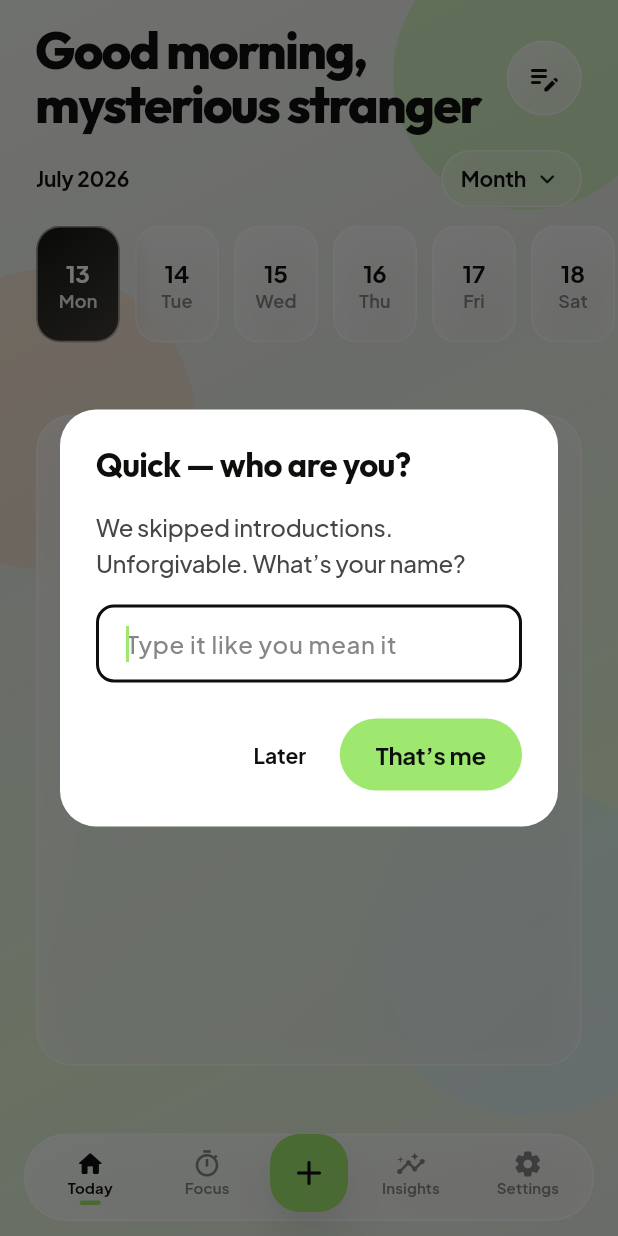
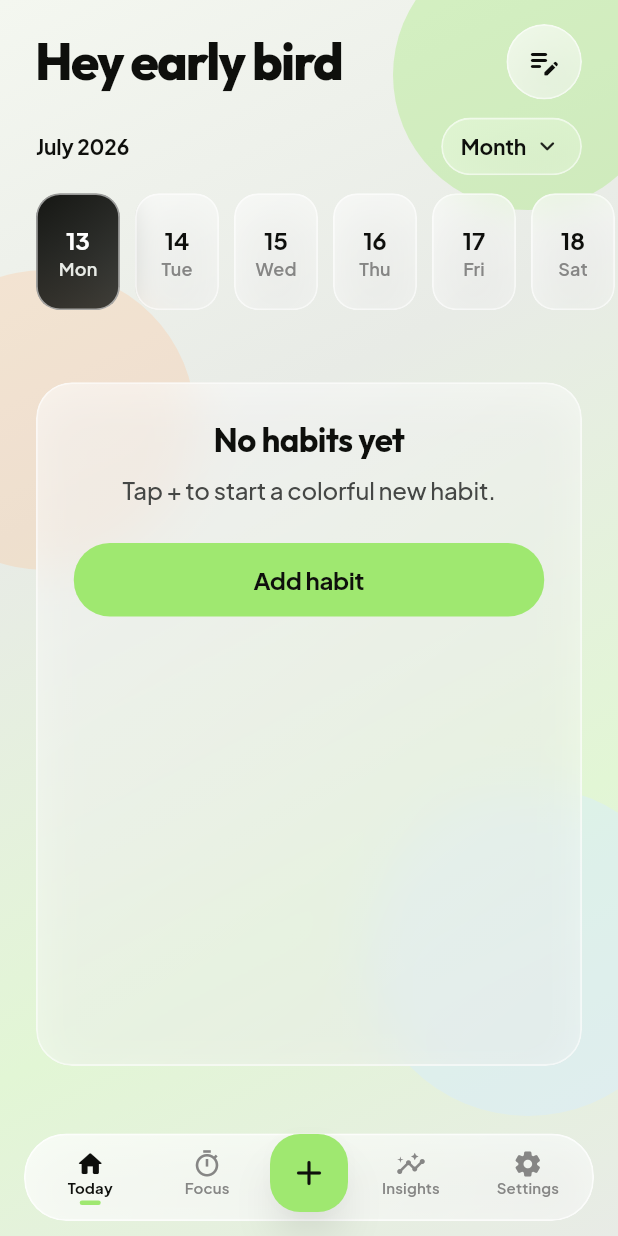
Before and after one commit to Anu-Code07/habbit-tracker, a Flutter app: the TodayPage screen opened by its route, after a tap on the "edit note" icon, on a phone screen of 412 x 824 dp. Run offline on Flutter 3.47's test engine with Material 3 defaults, Android fonts, the phone set to English and light mode, and no system bars; our stand-ins replace drift, equatable, file_picker, flutter_bloc, get_it, go_router and 4 more; missing offline and left inert: home_widget, live_activities; accounts and stored records are empty; generated files the repository leaves out were written again.

Commit message:
Document Pulse and ship recent UX fixes.
Update README with features, stack, and widget setup. Make onboarding name optional, dedupe starter habits, shorten rotating Today greetings, and restore normal first-run onboarding.

Co-authored-by: Cursor <cursoragent@cursor.com>

```diff
--- a/lib/core/di/injection.dart
+++ b/lib/core/di/injection.dart
@@ -40,6 +40,7 @@ Future<void> configureDependencies() async {
     ..registerLazySingleton(() => GetActiveHabits(sl()))
     ..registerLazySingleton(() => GetWeekHabitStats(sl()))
     ..registerLazySingleton(() => SeedStarterHabits(sl()))
+    ..registerLazySingleton(() => DedupeHabits(sl()))
     ..registerLazySingleton(() => ClearHabitData(sl()))
     ..registerLazySingleton(() => FocusLiveActivityService())
     ..registerLazySingleton(() => SaveFocusSession(sl()))
--- a/lib/core/theme/pulse_greetings.dart
+++ b/lib/core/theme/pulse_greetings.dart
@@ -1,13 +1,27 @@
 import 'dart:math';
 
 abstract final class PulseGreetings {
+  static String? _last;
+
+  /// Short greetings (about one line). Avoids repeating the last one.
   static String forUser(String rawName) {
     final name = rawName.trim();
     final hour = DateTime.now().hour;
     final pool = name.isEmpty
         ? _anonymous(hour)
         : _named(hour, _firstName(name));
-    return pool[Random().nextInt(pool.length)];
+
+    if (pool.length == 1) {
+      _last = pool.first;
+      return pool.first;
+    }
+
+    String next;
+    do {
+      next = pool[Random().nextInt(pool.length)];
+    } while (next == _last);
+    _last = next;
+    return next;
   }
 
   static String _firstName(String name) {
@@ -21,53 +35,54 @@ abstract final class PulseGreetings {
     if (hour < 5) {
       return [
         'Still up, $name?',
-        'Night owl mode: $name',
-        'The world sleeps. You don’t, $name.',
+        'Night owl, $name',
+        'Quiet hours, $name',
       ];
     }
     if (hour < 12) {
       return [
-        'Morning, $name — the plot thickens',
+        'Morning, $name',
         'Rise and pulse, $name',
-        'Look who showed up — $name!',
-        'Coffee first, legends later, $name',
-        'Hey $name, today’s yours (no pressure… okay, a little)',
-        'Good morning, $name. Mischief managed?',
+        'Hey $name',
+        'Let’s go, $name',
+        'Fresh start, $name',
+        'Coffee first, $name',
       ];
     }
     if (hour < 17) {
       return [
-        'Afternoon, $name — still undefeated?',
-        'Back at it, $name?',
-        'Midday check-in, $name. Looking dangerous.',
-        'You again? Love that for you, $name',
-        'Keep the streak warm, $name',
-        'Hello $name. The habits missed you. Barely.',
+        'Hey $name',
+        'Back at it, $name',
+        'Afternoon, $name',
+        'Keep going, $name',
+        'You got this, $name',
+        'Midday pulse, $name',
       ];
     }
     if (hour < 21) {
       return [
-        'Evening, $name — soft landings only',
-        'Wind-down mode: $name',
-        'Nice work making it here, $name',
-        'Hey $name, clock’s fancy but you’re fancier',
+        'Evening, $name',
+        'Soft landings, $name',
+        'Nice work, $name',
+        'Wind down, $name',
+        'Hey $name',
       ];
     }
     return [
-      'Late night legend, $name',
-      'One more gentle win, $name?',
-      'Quiet hours, big vibes, $name',
-      'The moon says hi, $name. So do we.',
+      'Late legend, $name',
+      'One more, $name?',
+      'Quiet wins, $name',
+      'Night pulse, $name',
     ];
   }
 
   static List<String> _anonymous(int hour) {
     if (hour < 12) {
-      return ['Good morning, mysterious stranger', 'Hey early bird — name TBD'];
+      return ['Good morning', 'Hey early bird', 'Fresh start'];
     }
     if (hour < 17) {
-      return ['Good afternoon, you', 'Hey you — we should do names sometime'];
+      return ['Good afternoon', 'Hey you', 'Back at it'];
     }
-    return ['Good evening, night rider', 'Hey night owl — introductions later'];
+    return ['Good evening', 'Night rider', 'Soft landings'];
   }
 }
--- a/lib/features/habits/data/datasources/habit_local_datasource.dart
+++ b/lib/features/habits/data/datasources/habit_local_datasource.dart
@@ -122,6 +122,34 @@ class HabitLocalDataSource {
     });
   }
 
+  /// Keeps the oldest active habit per name; archives newer duplicates.
+  Future<int> dedupeActiveHabitsByName() async {
+    final habits = await getActiveHabits();
+    final keepByName = <String, Habit>{};
+    final toArchive = <String>[];
+
+    for (final habit in habits) {
+      final key = habit.name.trim().toLowerCase();
+      if (key.isEmpty) continue;
+      final existing = keepByName[key];
+      if (existing == null) {
+        keepByName[key] = habit;
+        continue;
+      }
+      if (habit.createdAt.isBefore(existing.createdAt)) {
+        toArchive.add(existing.id);
+        keepByName[key] = habit;
+      } else {
+        toArchive.add(habit.id);
+      }
+    }
+
+    for (final id in toArchive) {
+      await archiveHabit(id);
+    }
+    return toArchive.length;
+  }
+
   Future<void> clearAll() async {
     await _db.delete(_db.checkIns).go();
     await _db.delete(_db.habits).go();
--- a/lib/features/habits/data/repositories/habit_repository_impl.dart
+++ b/lib/features/habits/data/repositories/habit_repository_impl.dart
@@ -105,5 +105,8 @@ class HabitRepositoryImpl implements HabitRepository {
   Future<void> seedHabits(List<Habit> habits) => _local.seedHabits(habits);
 
   @override
+  Future<int> dedupeActiveHabitsByName() => _local.dedupeActiveHabitsByName();
+
+  @override
   Future<void> clearAll() => _local.clearAll();
 }
--- a/lib/features/habits/domain/repositories/habit_repository.dart
+++ b/lib/features/habits/domain/repositories/habit_repository.dart
@@ -17,5 +17,6 @@ abstract class HabitRepository {
   Future<int> getCurrentStreak(String habitId);
   Future<WeekHabitStats> getWeekStats(DateTime weekStart);
   Future<void> seedHabits(List<Habit> habits);
+  Future<int> dedupeActiveHabitsByName();
   Future<void> clearAll();
 }
--- a/lib/features/habits/domain/usecases/habit_usecases.dart
+++ b/lib/features/habits/domain/usecases/habit_usecases.dart
@@ -96,6 +96,14 @@ class SeedStarterHabits {
   Future<void> call(List<Habit> habits) => _repository.seedHabits(habits);
 }
 
+class DedupeHabits {
+  DedupeHabits(this._repository);
+
+  final HabitRepository _repository;
+
+  Future<int> call() => _repository.dedupeActiveHabitsByName();
+}
+
 class ClearHabitData {
   ClearHabitData(this._repository);
 
--- a/lib/features/habits/presentation/bloc/today_bloc.dart
+++ b/lib/features/habits/presentation/bloc/today_bloc.dart
@@ -2,6 +2,7 @@ import 'package:equatable/equatable.dart';
 import 'package:flutter/services.dart';
 import 'package:flutter_bloc/flutter_bloc.dart';
 
+import 'package:pulse/core/theme/pulse_greetings.dart';
 import 'package:pulse/core/widgets/pulse_home_widget_sync.dart';
 import 'package:pulse/features/habits/domain/entities/habit.dart';
 import 'package:pulse/features/habits/domain/usecases/habit_usecases.dart';
@@ -35,6 +36,10 @@ class TodayRefreshed extends TodayEvent {
   const TodayRefreshed();
 }
 
+class TodayGreetingRolled extends TodayEvent {
+  const TodayGreetingRolled();
+}
+
 sealed class TodayState extends Equatable {
   const TodayState();
   @override
@@ -53,11 +58,13 @@ class TodaySuccess extends TodayState {
   const TodaySuccess({
     required this.habits,
     required this.selectedDate,
+    required this.greeting,
     this.isRefreshing = false,
   });
 
   final List<HabitWithStatus> habits;
   final DateTime selectedDate;
+  final String greeting;
   final bool isRefreshing;
 
   double get completionRate {
@@ -69,40 +76,46 @@ class TodaySuccess extends TodayState {
   TodaySuccess copyWith({
     List<HabitWithStatus>? habits,
     DateTime? selectedDate,
+    String? greeting,
     bool? isRefreshing,
   }) {
     return TodaySuccess(
       habits: habits ?? this.habits,
       selectedDate: selectedDate ?? this.selectedDate,
+      greeting: greeting ?? this.greeting,
       isRefreshing: isRefreshing ?? this.isRefreshing,
     );
   }
 
   @override
-  List<Object?> get props => [habits, selectedDate, isRefreshing];
+  List<Object?> get props => [habits, selectedDate, greeting, isRefreshing];
 }
 
 class TodayEmpty extends TodayState {
   const TodayEmpty({
     required this.selectedDate,
+    required this.greeting,
     this.isRefreshing = false,
   });
 
   final DateTime selectedDate;
+  final String greeting;
   final bool isRefreshing;
 
   TodayEmpty copyWith({
     DateTime? selectedDate,
+    String? greeting,
     bool? isRefreshing,
   }) {
     return TodayEmpty(
       selectedDate: selectedDate ?? this.selectedDate,
+      greeting: greeting ?? this.greeting,
       isRefreshing: isRefreshing ?? this.isRefreshing,
     );
   }
 
   @override
-  List<Object?> get props => [selectedDate, isRefreshing];
+  List<Object?> get props => [selectedDate, greeting, isRefreshing];
 }
 
 class TodayError extends TodayState {
@@ -118,27 +131,48 @@ class TodayBloc extends Bloc<TodayEvent, TodayState> {
     required ToggleHabitCheckIn toggleHabitCheckIn,
     required SettingsRepository settingsRepository,
     required PulseHomeWidgetSync homeWidgetSync,
+    required DedupeHabits dedupeHabits,
   })  : _getTodayHabits = getTodayHabits,
         _toggleHabitCheckIn = toggleHabitCheckIn,
         _settingsRepository = settingsRepository,
         _homeWidgetSync = homeWidgetSync,
+        _dedupeHabits = dedupeHabits,
         super(const TodayInitial()) {
     on<TodayStarted>(_onStarted);
     on<TodayRefreshed>(_onRefresh);
     on<TodayDateSelected>(_onDate);
     on<TodayHabitToggled>(_onToggle);
+    on<TodayGreetingRolled>(_onGreetingRolled);
   }
 
   final GetTodayHabits _getTodayHabits;
   final ToggleHabitCheckIn _toggleHabitCheckIn;
   final SettingsRepository _settingsRepository;
   final PulseHomeWidgetSync _homeWidgetSync;
+  final DedupeHabits _dedupeHabits;
 
   DateTime _selected = DateTime.now();
   int _loadGeneration = 0;
 
+  String _rollGreeting() =>
+      PulseGreetings.forUser(_settingsRepository.userName);
+
+  Future<void> _onGreetingRolled(
+    TodayGreetingRolled event,
+    Emitter<TodayState> emit,
+  ) async {
+    final greeting = _rollGreeting();
+    final current = state;
+    if (current is TodaySuccess) {
+      emit(current.copyWith(greeting: greeting));
+    } else if (current is TodayEmpty) {
+      emit(current.copyWith(greeting: greeting));
+    }
+  }
+
   Future<void> _onStarted(TodayStarted event, Emitter<TodayState> emit) async {
     emit(const TodayLoading());
+    await _dedupeHabits();
     await _fetchHabits(emit);
   }
 
@@ -181,10 +215,12 @@ class TodayBloc extends Bloc<TodayEvent, TodayState> {
     try {
       final habits = await _getTodayHabits(date: _selected);
       if (generation != _loadGeneration) return;
+      final greeting = _rollGreeting();
       if (habits.isEmpty) {
         emit(
           TodayEmpty(
             selectedDate: _normalize(_selected),
+            greeting: greeting,
             isRefreshing: false,
           ),
         );
@@ -193,6 +229,7 @@ class TodayBloc extends Bloc<TodayEvent, TodayState> {
           TodaySuccess(
             habits: habits,
             selectedDate: _normalize(_selected),
+            greeting: greeting,
             isRefreshing: false,
           ),
         );
@@ -231,12 +268,18 @@ class TodayBloc extends Bloc<TodayEvent, TodayState> {
       await _toggleHabitCheckIn(habitId: event.habitId, date: _selected);
       final habits = await _getTodayHabits(date: _selected);
       if (habits.isEmpty) {
-        emit(TodayEmpty(selectedDate: _normalize(_selected)));
+        emit(
+          TodayEmpty(
+            selectedDate: _normalize(_selected),
+            greeting: current.greeting,
+          ),
+        );
       } else {
         emit(
           TodaySuccess(
             habits: habits,
             selectedDate: _normalize(_selected),
+            greeting: current.greeting,
           ),
         );
       }
--- a/lib/features/habits/presentation/pages/today_page.dart
+++ b/lib/features/habits/presentation/pages/today_page.dart
@@ -5,7 +5,6 @@ import 'package:intl/intl.dart';
 
 import 'package:pulse/core/theme/habit_palette.dart';
 import 'package:pulse/core/theme/pulse_colors.dart';
-import 'package:pulse/core/theme/pulse_greetings.dart';
 import 'package:pulse/core/theme/pulse_radii.dart';
 import 'package:pulse/core/theme/pulse_spacing.dart';
 import 'package:pulse/core/theme/pulse_typography.dart';
@@ -39,22 +38,26 @@ class TodayPage extends StatelessWidget {
                   ),
                 TodayEmpty(
                   :final selectedDate,
+                  :final greeting,
                   :final isRefreshing,
                 ) =>
                   _TodayBody(
                     selectedDate: selectedDate,
                     habits: const [],
+                    greeting: greeting,
                     empty: true,
                     isRefreshing: isRefreshing,
                   ),
                 TodaySuccess(
                   :final habits,
                   :final selectedDate,
+                  :final greeting,
                   :final isRefreshing,
                 ) =>
                   _TodayBody(
                     selectedDate: selectedDate,
                     habits: habits,
+                    greeting: greeting,
                     empty: false,
                     isRefreshing: isRefreshing,
                   ),
@@ -71,12 +74,14 @@ class _TodayBody extends StatefulWidget {
   const _TodayBody({
     required this.selectedDate,
     required this.habits,
+    required this.greeting,
     required this.empty,
     this.isRefreshing = false,
   });
 
   final DateTime selectedDate;
   final List<HabitWithStatus> habits;
+  final String greeting;
   final bool empty;
   final bool isRefreshing;
 
@@ -87,7 +92,6 @@ class _TodayBody extends StatefulWidget {
 class _TodayBodyState extends State<_TodayBody> {
   bool _calendarExpanded = false;
   late DateTime _visibleMonth;
-  late String _greeting;
   bool _askedForName = false;
 
   @override
@@ -97,7 +101,6 @@ class _TodayBodyState extends State<_TodayBody> {
       widget.selectedDate.year,
       widget.selectedDate.month,
     );
-    _greeting = PulseGreetings.forUser(sl<SettingsRepository>().userName);
     WidgetsBinding.instance.addPostFrameCallback((_) => _maybeAskName());
   }
 
@@ -119,14 +122,13 @@ class _TodayBodyState extends State<_TodayBody> {
     _askedForName = true;
     final name = await showDialog<String>(
       context: context,
-      barrierDismissible: false,
+      barrierDismissible: true,
       builder: (ctx) => const _NameAskDialog(),
     );
     if (!mounted || name == null || name.trim().length < 2) return;
     await settings.setUserName(name);
-    setState(() {
-      _greeting = PulseGreetings.forUser(name);
-    });
+    if (!mounted) return;
+    context.read<TodayBloc>().add(const TodayGreetingRolled());
   }
 
   @override
@@ -160,7 +162,7 @@ class _TodayBodyState extends State<_TodayBody> {
               children: [
                 Expanded(
                   child: Text(
-                    _greeting,
+                    widget.greeting,
                     style: PulseTypography.displayMd(),
                   ),
                 ),
@@ -489,7 +491,7 @@ class _NameAskDialogState extends State<_NameAskDialog> {
           const SizedBox(height: PulseSpacing.lg),
           TextField(
             controller: _controller,
-            autofocus: true,
+            autofocus: false,
             textCapitalization: TextCapitalization.words,
             decoration: const InputDecoration(
               hintText: 'Type it like you mean it',
--- a/lib/features/splash/presentation/pages/splash_page.dart
+++ b/lib/features/splash/presentation/pages/splash_page.dart
@@ -75,10 +75,8 @@ class _SplashPageState extends State<SplashPage>
 
   void _goNext() {
     if (!mounted) return;
-    // TEMP: always show onboarding for review — revert after feedback.
-    context.go('/onboarding');
-    // final done = sl<SettingsRepository>().isOnboardingComplete;
-    // context.go(done ? '/app/today' : '/onboarding');
+    final done = sl<SettingsRepository>().isOnboardingComplete;
+    context.go(done ? '/app/today' : '/onboarding');
   }
 
   @override
```
Also changed, not shown: lib/core/router/app_router.dart (+6 -1 lines), lib/core/theme/habit_palette.dart (+11 -0 lines), lib/features/onboarding/presentation/bloc/onboarding_bloc.dart (+10 -14 lines), lib/features/onboarding/presentation/pages/onboarding_page.dart (+20 -43 lines), 1 other file.
